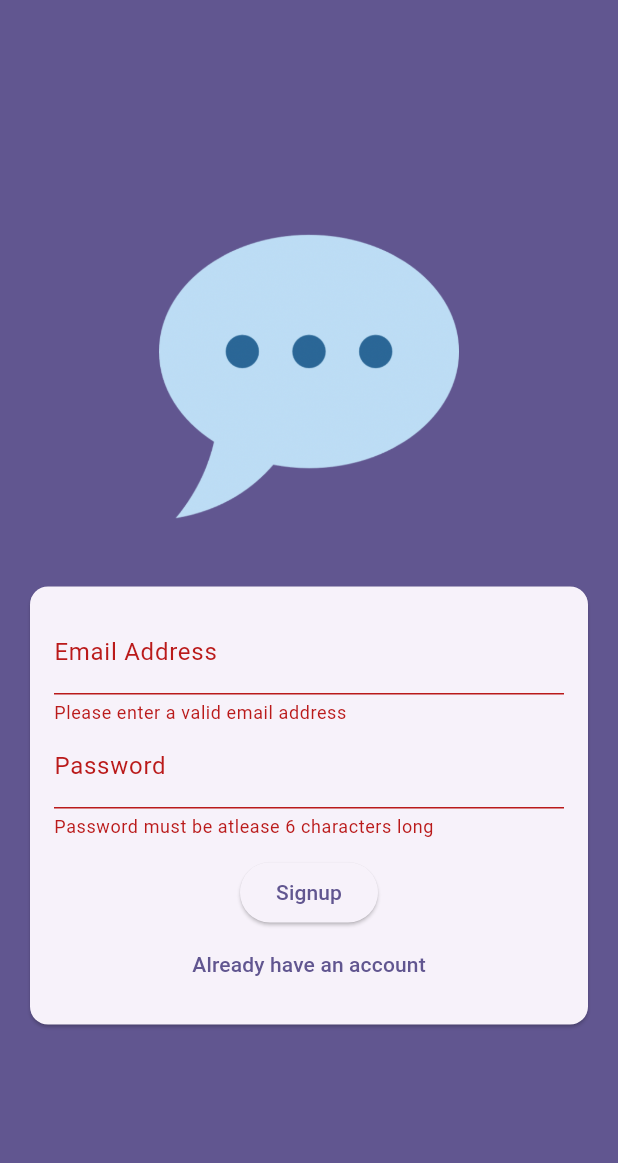
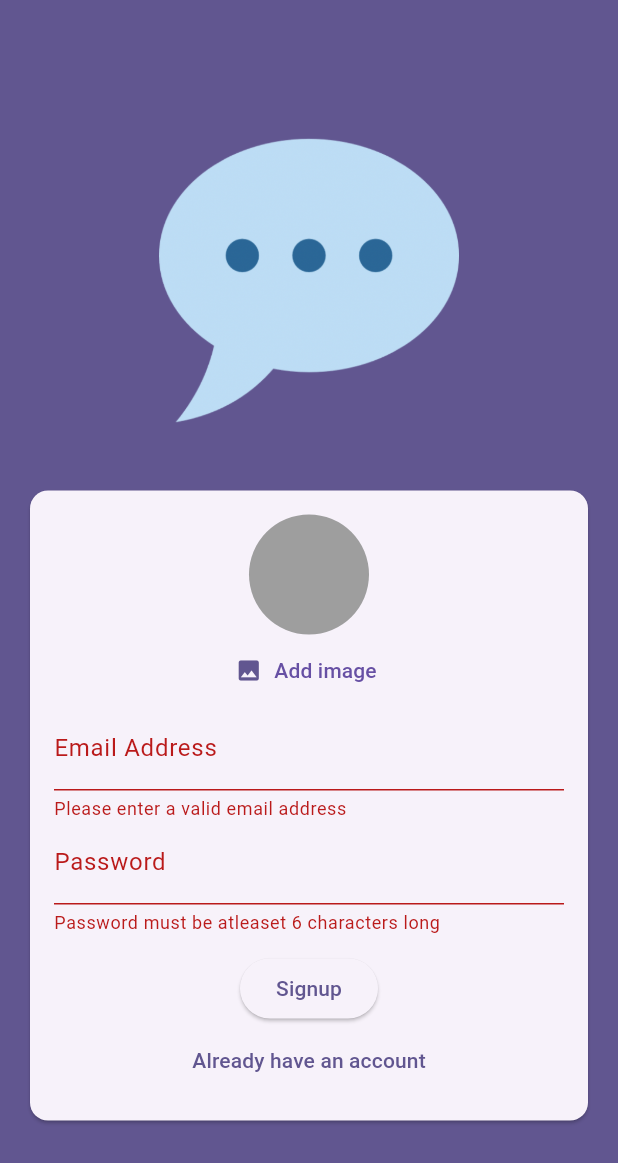
Before and after one commit to Shyam-45/Flutter-Chat-App, a Flutter app: the screen it shows after launch, after a tap on "Login", after a tap on "Create an account", on a phone screen of 412 x 824 dp. Shown: the top 1163 px of the screen. Run offline on Flutter 3.47's test engine with Material 3 defaults, Android fonts, the phone set to English and light mode, and no system bars; our stand-ins replace firebase_auth, firebase_core, firebase_storage, image_picker; accounts and stored records are empty.

Commit message:
feat: image upload at signup

```diff
--- a/lib/screens/auth.dart
+++ b/lib/screens/auth.dart
@@ -1,3 +1,6 @@
+import 'dart:io';
+import 'package:chat_app/widgets/user_image_picker.dart';
+import 'package:firebase_storage/firebase_storage.dart';
 import 'package:flutter/material.dart';
 import 'package:firebase_auth/firebase_auth.dart';
 
@@ -17,31 +20,42 @@ class _AuthScreenState extends State<AuthScreen> {
   var _isLogin = true;
   var _enteredEmail = '';
   var _enteredPassword = '';
+  File? _selectedImage;
+  var _isAuthenticating = false;
 
   void _submit() async {
     final isValid = _form.currentState!.validate();
 
-    if (!isValid) {
+    if (!isValid || (!_isLogin && _selectedImage == null)) {
+      // Error message
       return;
     }
 
     _form.currentState!.save();
-    // debugPrint(_enteredEmail);
-    // debugPrint(_enteredPassword);
 
     try {
+      setState(() {
+        _isAuthenticating = true;
+      });
       if (_isLogin) {
         final userCredentials = await _firebase.signInWithEmailAndPassword(
           email: _enteredEmail,
           password: _enteredPassword,
         );
-        // debugPrint('userCredentials for Login: $userCredentials');
       } else {
         final userCredentials = await _firebase.createUserWithEmailAndPassword(
           email: _enteredEmail,
           password: _enteredPassword,
         );
-        // debugPrint('userCredentials: $userCredentials');
+
+        final storageRef = FirebaseStorage.instance
+            .ref() // It gives access to our cloud storsge
+            .child('user_image') // create this folder if it not exists
+            .child('${userCredentials.user!.uid}.jpg'); //  file_name
+
+        await storageRef.putFile(_selectedImage!); //  Upload the file
+        final imageUrl = await storageRef.getDownloadURL();
+        debugPrint('imageUrl: ${imageUrl}');
       }
     } on FirebaseAuthException catch (error) {
       if (error.code == 'email-already-in-use') {
@@ -52,6 +66,8 @@ class _AuthScreenState extends State<AuthScreen> {
       ScaffoldMessenger.of(context).showSnackBar(
         SnackBar(content: Text(error.message ?? 'Authentication failed')),
       );
+    } finally {
+      _isAuthenticating = false;
     }
   }
 
@@ -84,6 +100,12 @@ class _AuthScreenState extends State<AuthScreen> {
                       child: Column(
                         mainAxisSize: MainAxisSize.min,
                         children: [
+                          if (!_isLogin)
+                            UserImagePicker(
+                              onPickImage: (pickedImage) => {
+                                _selectedImage = pickedImage,
+                              },
+                            ),
                           TextFormField(
                             decoration: const InputDecoration(
                               labelText: 'Email Address',
@@ -109,7 +131,7 @@ class _AuthScreenState extends State<AuthScreen> {
                             obscureText: true,
                             validator: (value) {
                               if (value == null || value.trim().length < 6) {
-                                return 'Password must be atlease 6 characters long';
+                                return 'Password must be atleaset 6 characters long';
                               }
 
                               return null;
@@ -119,10 +141,14 @@ class _AuthScreenState extends State<AuthScreen> {
                             },
                           ),
                           const SizedBox(height: 12),
+                          if (_isAuthenticating)
+                            const CircularProgressIndicator(),
+                          if (!_isAuthenticating)
                             ElevatedButton(
                               onPressed: _submit,
                               child: Text(_isLogin ? "Login" : "Signup"),
                             ),
+                          if (!_isAuthenticating)
                             TextButton(
                               onPressed: () {
                                 setState(() {
--- /dev/null
+++ b/lib/widgets/user_image_picker.dart
@@ -0,0 +1,59 @@
+import 'dart:io';
+import 'package:flutter/material.dart';
+import 'package:image_picker/image_picker.dart';
+
+class UserImagePicker extends StatefulWidget {
+  const UserImagePicker({super.key, required this.onPickImage});
+
+  final void Function(File pickedImage) onPickImage;
+
+  @override
+  State<UserImagePicker> createState() {
+    return _UserImagePickerState();
+  }
+}
+
+class _UserImagePickerState extends State<UserImagePicker> {
+  File? _pickedImageFile;
+
+  void _pickImage() async {
+    final pickedImage = await ImagePicker().pickImage(
+      source: ImageSource.camera,
+      imageQuality: 50,
+      maxWidth: 150,
+    );
+
+    if (pickedImage == null) {
+      return;
+    }
+
+    setState(() {
+      _pickedImageFile = File(pickedImage.path);
+    });
+
+    widget.onPickImage(_pickedImageFile!);
+  }
+
+  @override
+  Widget build(BuildContext context) {
+    return Column(
+      children: [
+        CircleAvatar(
+          radius: 40,
+          backgroundColor: Colors.grey,
+          foregroundImage: _pickedImageFile != null
+              ? FileImage(_pickedImageFile!)
+              : null,
+        ),
+        TextButton.icon(
+          onPressed: _pickImage,
+          icon: const Icon(Icons.image),
+          label: Text(
+            "Add image",
+            style: TextStyle(color: Theme.of(context).primaryColor),
+          ),
+        ),
+      ],
+    );
+  }
+}
--- a/pubspec.yaml
+++ b/pubspec.yaml
@@ -36,6 +36,8 @@ dependencies:
   cupertino_icons: ^1.0.8
   firebase_core: ^4.0.0
   firebase_auth: ^6.0.1
+  firebase_storage: ^13.0.0
+  image_picker: ^1.2.0
 
 dev_dependencies:
   flutter_test:
```
Also changed, not shown: pubspec.lock, 5 other files. Lines whose indentation alone changed are shown as unchanged.
